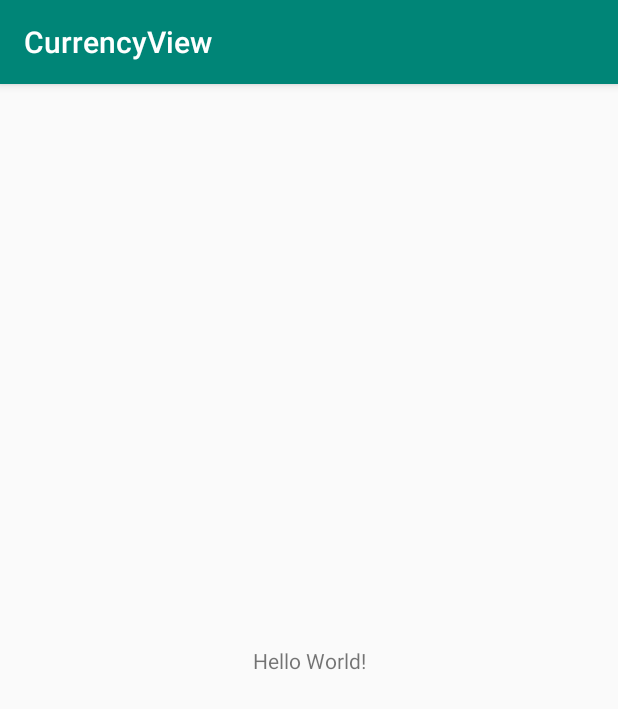
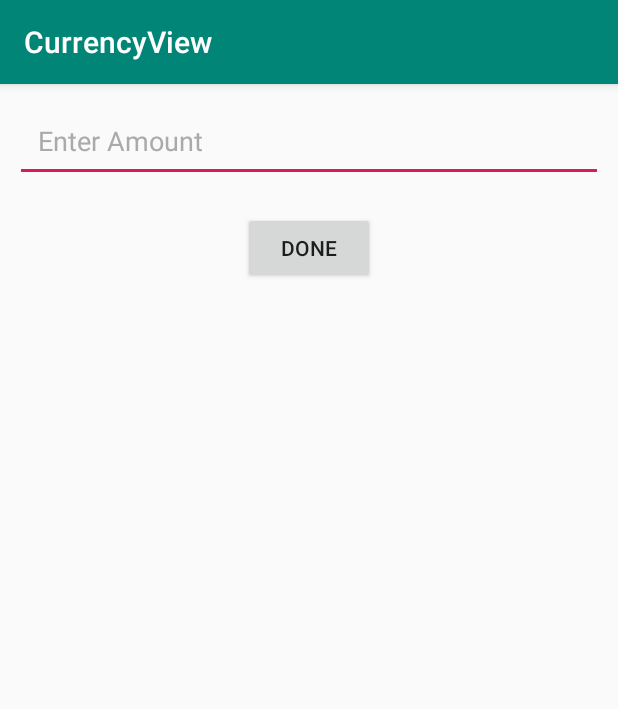
Before and after one commit to rkmobile2519/currencyView, an Android app: the screen it shows after launch (MainActivity), on a phone screen of 412 x 824 dp. Shown: the top 709 px of the screen. Run offline under Robolectric (Android 15) with nearby library versions, the phone set to English and light mode, and no system bars.

Commit message:
resolved crash

```diff
--- a/app/build.gradle
+++ b/app/build.gradle
@@ -19,10 +19,11 @@ android {
 }
 
 dependencies {
-    implementation fileTree(dir: 'libs', include: ['*.jar'])
+    implementation fileTree(include: ['*.jar'], dir: 'libs')
     implementation 'com.android.support:appcompat-v7:28.0.0'
     implementation 'com.android.support.constraint:constraint-layout:1.1.3'
     testImplementation 'junit:junit:4.12'
     androidTestImplementation 'com.android.support.test:runner:1.0.2'
     androidTestImplementation 'com.android.support.test.espresso:espresso-core:3.0.2'
+    implementation project(':libcurrencyview')
 }
--- a/app/src/main/java/com/rk/currencyview/MainActivity.java
+++ b/app/src/main/java/com/rk/currencyview/MainActivity.java
@@ -1,13 +1,38 @@
 package com.rk.currencyview;
 
+import android.os.Bundle;
 import android.support.v7.app.AppCompatActivity;
-import android.os.Bundle;
+import android.text.InputFilter;
+import android.view.View;
+
+import com.rk.libcurrencyview.CurrencyEditText;
+import com.rk.libcurrencyview.CurrencyTextView;
 
 public class MainActivity extends AppCompatActivity {
+
+    private static final String currency = "₹";
 
     @Override
     protected void onCreate(Bundle savedInstanceState) {
         super.onCreate(savedInstanceState);
         setContentView(R.layout.activity_main);
+
+        InputFilter[] amountInputFilters = new InputFilter[]{
+                new DecimalDigitsInputFilter(10, 3, currency + " ")};
+
+        final CurrencyEditText currency_edt = findViewById(R.id.currency_edt);
+        currency_edt.setFilters(amountInputFilters);
+        currency_edt.setCurrency(currency);
+//        currency_edt.setMaxLimit(999);
+
+        final CurrencyTextView currency_tv = findViewById(R.id.currency_tv);
+        currency_tv.setCurrecy(currency);
+
+        findViewById(R.id.btnDone).setOnClickListener(new View.OnClickListener() {
+            @Override
+            public void onClick(View view) {
+                currency_tv.setText("" + currency_edt.getRateWithOutCurrency());
+            }
+        });
     }
 }
--- a/app/src/main/res/layout/activity_main.xml
+++ b/app/src/main/res/layout/activity_main.xml
@@ -1,18 +1,37 @@
 <?xml version="1.0" encoding="utf-8"?>
-<android.support.constraint.ConstraintLayout xmlns:android="http://schemas.android.com/apk/res/android"
-    xmlns:app="http://schemas.android.com/apk/res-auto"
+<LinearLayout xmlns:android="http://schemas.android.com/apk/res/android"
     xmlns:tools="http://schemas.android.com/tools"
     android:layout_width="match_parent"
     android:layout_height="match_parent"
+    android:orientation="vertical"
     tools:context=".MainActivity">
 
-    <TextView
+    <com.rk.libcurrencyview.CurrencyEditText
+        android:id="@+id/currency_edt"
+        android:layout_width="match_parent"
+        android:layout_height="wrap_content"
+        android:layout_margin="10dp"
+        android:hint="Enter Amount"
+        android:inputType="numberDecimal"
+        android:padding="15dp"
+        android:textColor="@android:color/black"
+        android:textColorHint="@android:color/darker_gray" />
+
+    <Button
+        android:id="@+id/btnDone"
         android:layout_width="wrap_content"
         android:layout_height="wrap_content"
-        android:text="Hello World!"
-        app:layout_constraintBottom_toBottomOf="parent"
-        app:layout_constraintLeft_toLeftOf="parent"
-        app:layout_constraintRight_toRightOf="parent"
-        app:layout_constraintTop_toTopOf="parent" />
+        android:layout_marginTop="10dp"
+        android:layout_gravity="center_horizontal"
+        android:text="Done" />
 
-</android.support.constraint.ConstraintLayout>
+    <com.rk.libcurrencyview.CurrencyTextView
+        android:id="@+id/currency_tv"
+        android:layout_width="match_parent"
+        android:layout_height="wrap_content"
+        android:layout_marginTop="10dp"
+        android:padding="10dp"
+        android:textColor="@android:color/black"
+        tools:text="@string/app_name" />
+
+</LinearLayout>
```
Also changed, not shown: app/src/main/java/com/rk/currencyview/DecimalDigitsInputFilter.java (added, +53 -0 lines), libcurrencyview/src/main/java/com/rk/libcurrencyview/CurrencyEditText.java (+18 -4 lines).
